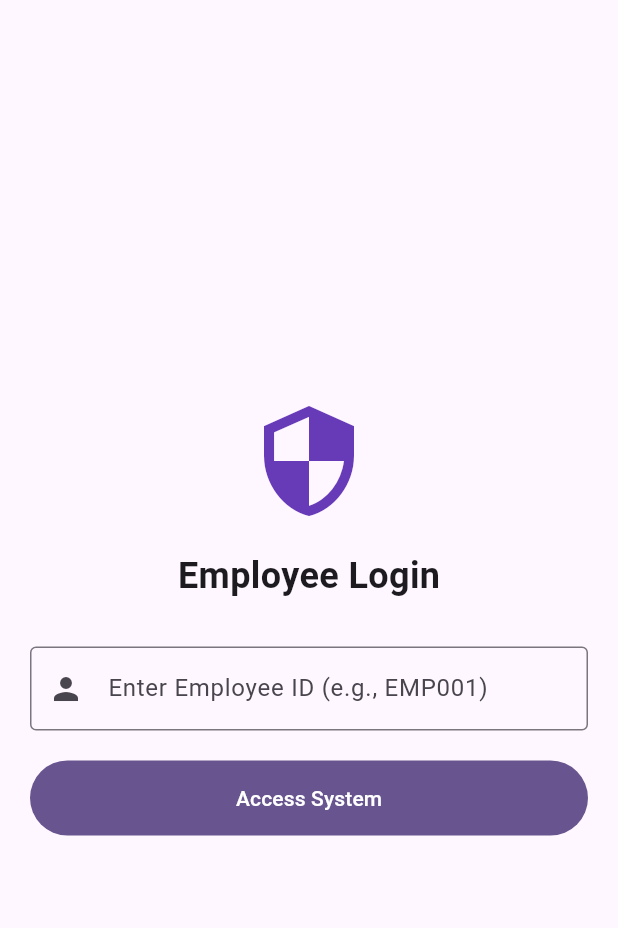
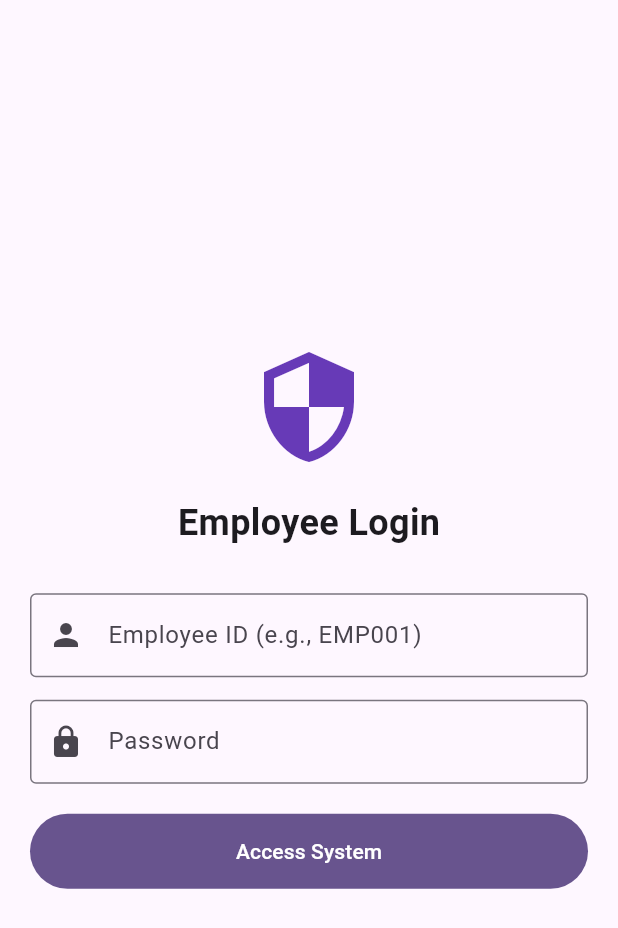
Before and after one commit to mathewthomas2/Employee-Allocation-System, a Flutter app: the screen it shows after launch, after a tap on "Access System", on a phone screen of 412 x 824 dp. Shown: the top 928 px of the screen. Run offline on Flutter 3.47's test engine with Material 3 defaults, Android fonts, the light colour scheme and no system bars; our stand-ins replace shared_preferences, vibration.

Commit message:
Updated with vibration on recieving alert, Employee login will be saved Successfully

```diff
--- a/mobile_app/lib/home_page.dart
+++ b/mobile_app/lib/home_page.dart
@@ -2,6 +2,8 @@ import 'dart:async';
 import 'dart:convert';
 import 'package:flutter/material.dart';
 import 'package:http/http.dart' as http;
+import 'package:vibration/vibration.dart';
+import 'package:shared_preferences/shared_preferences.dart';
 
 class HomePage extends StatefulWidget {
   final String empId;
@@ -29,11 +31,12 @@ class _HomePageState extends State<HomePage> {
   @override
   void dispose() {
     _timer?.cancel();
+    Vibration.cancel(); // Stop vibration if user leaves app
     super.dispose();
   }
 
   void _startPolling() {
-    _timer = Timer.periodic(const Duration(seconds: 2), (timer) {
+    _timer = Timer.periodic(const Duration(seconds: 10), (timer) {
       _checkNotifications();
     });
   }
@@ -46,11 +49,18 @@ class _HomePageState extends State<HomePage> {
       if (response.statusCode == 200) {
         final data = jsonDecode(response.body);
         if (data['has_notification'] == true) {
+
+           // Triger Sound & Vibration (Only if not already vibrating)
+           if (activeAlert == null) {
+              // Pattern: [Wait 500ms, Buzz 500ms] repeated
+              Vibration.vibrate(pattern: [500, 500], repeat: 0);
+           }
+
            setState(() {
              activeAlert = data['message'];
              status = "Action Required!";
            });
-           _showAlertDialog(data['message']);
+           // _showAlertDialog(data['message']); // relying on UI button below
         } else {
            if (activeAlert == null) {
              setState(() {
@@ -77,6 +87,7 @@ class _HomePageState extends State<HomePage> {
         backgroundColor: Colors.red,
         duration: const Duration(seconds: 5),
         action: SnackBarAction(label: "ACKNOWLEDGE", textColor: Colors.white, onPressed: () {
+           Vibration.cancel();
            setState(() {
              activeAlert = null;
              status = "Monitoring Zone...";
@@ -94,6 +105,20 @@ class _HomePageState extends State<HomePage> {
       appBar: AppBar(
         title: Text("Employee: ${widget.empId}"),
         backgroundColor: isAlert ? Colors.red : Colors.deepPurple[100],
+        actions: [
+          IconButton(
+            icon: const Icon(Icons.logout),
+            onPressed: () async {
+               // Logout Logic
+               final prefs = await SharedPreferences.getInstance();
+               await prefs.clear(); // Clear Session
+
+               if (!mounted) return;
+               // Navigate back to Login and remove all history
+               Navigator.pushNamedAndRemoveUntil(context, '/login', (route) => false);
+            },
+          )
+        ],
       ),
       backgroundColor: isAlert ? Colors.red[50] : Colors.white,
       body: Center(
@@ -134,6 +159,7 @@ class _HomePageState extends State<HomePage> {
                const SizedBox(height: 30),
                ElevatedButton.icon(
                  onPressed: () {
+                   Vibration.cancel(); // Stop buzzing manually
                    setState(() {
                      activeAlert = null;
                      status = "Monitoring Zone...";
--- a/mobile_app/lib/login_page.dart
+++ b/mobile_app/lib/login_page.dart
@@ -1,6 +1,8 @@
 import 'package:flutter/material.dart';
 import 'home_page.dart';
 import 'package:shared_preferences/shared_preferences.dart';
+import 'dart:convert';
+import 'package:http/http.dart' as http;
 
 class LoginPage extends StatefulWidget {
   const LoginPage({super.key});
@@ -10,26 +12,62 @@ class LoginPage extends StatefulWidget {
 }
 
 class _LoginPageState extends State<LoginPage> {
-  final TextEditingController _controller = TextEditingController();
+  final TextEditingController _idController = TextEditingController();
+  final TextEditingController _passController = TextEditingController();
+
+  // Use the SAME IP as home_page.dart
+  final String baseUrl = "http://192.168.10.101:8000";
+  String? _errorMessage;
+  bool _isLoading = false;
 
   Future<void> _login() async {
-    if (_controller.text.isEmpty) return;
+    if (_idController.text.isEmpty || _passController.text.isEmpty) return;
 
-    final prefs = await SharedPreferences.getInstance();
-    await prefs.setString('emp_id', _controller.text);
+    setState(() {
+      _isLoading = true;
+      _errorMessage = null;
+    });
 
-    if (!mounted) return;
-    Navigator.pushReplacement(
-      context,
-      MaterialPageRoute(builder: (context) => HomePage(empId: _controller.text)),
-    );
+    try {
+      final response = await http.post(
+        Uri.parse('$baseUrl/login'),
+        headers: {"Content-Type": "application/json"},
+        body: jsonEncode({
+          "id": _idController.text,
+          "password": _passController.text,
+        }),
+      );
+
+      if (response.statusCode == 200) {
+        final prefs = await SharedPreferences.getInstance();
+        await prefs.setString('emp_id', _idController.text);
+
+        if (!mounted) return;
+        Navigator.pushReplacement(
+          context,
+          MaterialPageRoute(builder: (context) => HomePage(empId: _idController.text)),
+        );
+      } else {
+        setState(() {
+          _errorMessage = "Invalid Credentials";
+        });
+      }
+    } catch (e) {
+      setState(() {
+        _errorMessage = "Connection Error. Check IP.";
+      });
+    } finally {
+      setState(() {
+        _isLoading = false;
+      });
+    }
   }
 
   @override
   Widget build(BuildContext context) {
     return Scaffold(
       body: Center(
-        child: Padding(
+        child: SingleChildScrollView(
           padding: const EdgeInsets.all(20.0),
           child: Column(
             mainAxisAlignment: MainAxisAlignment.center,
@@ -39,18 +77,37 @@ class _LoginPageState extends State<LoginPage> {
               const Text("Employee Login", style: TextStyle(fontSize: 24, fontWeight: FontWeight.bold)),
               const SizedBox(height: 30),
               TextField(
-                controller: _controller,
+                controller: _idController,
                 decoration: const InputDecoration(
                   border: OutlineInputBorder(),
-                  labelText: 'Enter Employee ID (e.g., EMP001)',
+                  labelText: 'Employee ID (e.g., EMP001)',
                   prefixIcon: Icon(Icons.person),
                 ),
               ),
+              const SizedBox(height: 15),
+              TextField(
+                controller: _passController,
+                obscureText: true,
+                decoration: const InputDecoration(
+                  border: OutlineInputBorder(),
+                  labelText: 'Password',
+                  prefixIcon: Icon(Icons.lock),
+                ),
+              ),
+              if (_errorMessage != null) ...[
+                 const SizedBox(height: 15),
+                 Text(
+                   _errorMessage!,
+                   style: const TextStyle(color: Colors.red, fontWeight: FontWeight.bold),
+                 ),
+              ],
               const SizedBox(height: 20),
               SizedBox(
                 width: double.infinity,
                 height: 50,
-                child: FilledButton(
+                child: _isLoading
+                ? const Center(child: CircularProgressIndicator())
+                : FilledButton(
                   onPressed: _login,
                   child: const Text("Access System"),
                 ),
--- a/mobile_app/lib/main.dart
+++ b/mobile_app/lib/main.dart
@@ -1,22 +1,34 @@
 import 'package:flutter/material.dart';
+import 'package:shared_preferences/shared_preferences.dart';
 import 'login_page.dart';
+import 'home_page.dart';
 
-void main() {
-  runApp(const MyApp());
+Future<void> main() async {
+  WidgetsFlutterBinding.ensureInitialized();
+  final prefs = await SharedPreferences.getInstance();
+  final empId = prefs.getString('emp_id');
+
+  runApp(MyApp(initialEmpId: empId));
 }
 
 class MyApp extends StatelessWidget {
-  const MyApp({super.key});
+  final String? initialEmpId;
+  const MyApp({super.key, this.initialEmpId});
 
   @override
   Widget build(BuildContext context) {
     return MaterialApp(
       title: 'Supermarket Monitor',
+      debugShowCheckedModeBanner: false,
       theme: ThemeData(
         colorScheme: ColorScheme.fromSeed(seedColor: Colors.deepPurple),
         useMaterial3: true,
       ),
-      home: const LoginPage(),
+      // Auto-Login Logic:
+      home: initialEmpId != null ? HomePage(empId: initialEmpId!) : const LoginPage(),
+      routes: {
+        '/login': (context) => const LoginPage(),
+      },
     );
   }
 }
--- a/mobile_app/pubspec.yaml
+++ b/mobile_app/pubspec.yaml
@@ -9,6 +9,7 @@ dependencies:
     sdk: flutter
   http: ^1.1.0
   shared_preferences: ^2.2.0
+  vibration: ^3.1.0
 
 dev_dependencies:
   flutter_test:
```
Also changed, not shown: 2 other files.
